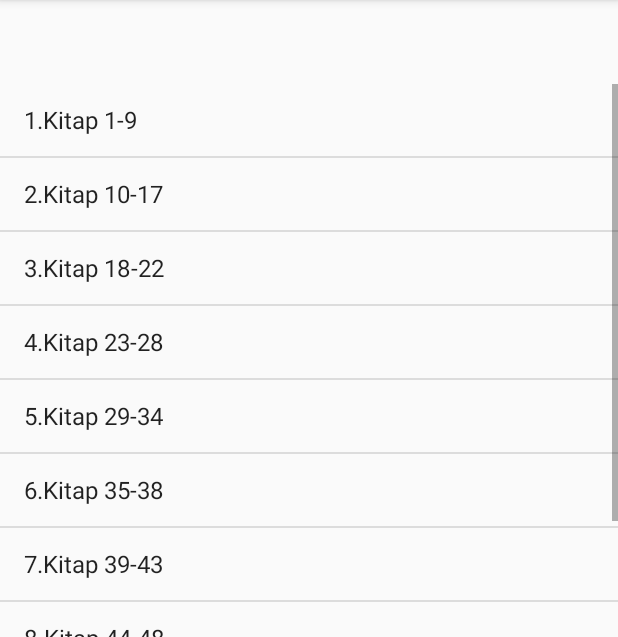
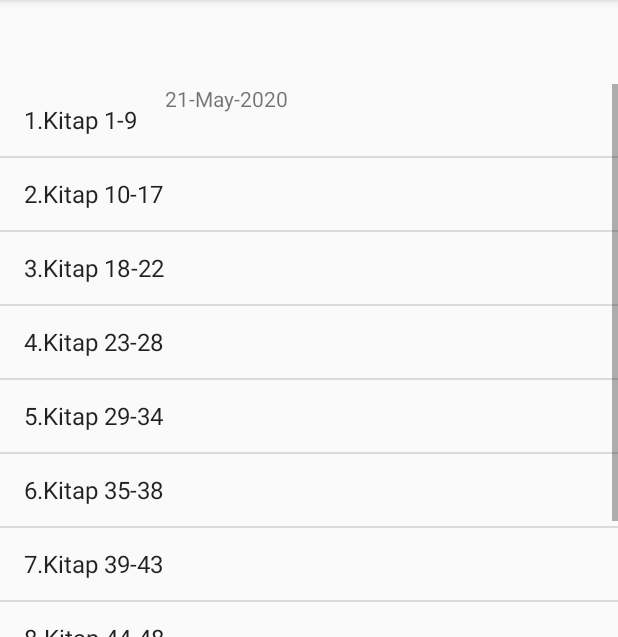
Before and after one commit to nisozakuto/TurkceTeilim, an Android app: the screen it shows after launch (MainActivity), item 2 of the bottom bar chosen, on a phone screen of 412 x 824 dp, the part 84-721 px from its top. Run offline under Robolectric (Android 15) with nearby library versions, the phone set to English and light mode, and no system bars; our stand-ins replace AdMob, navigation-ui; 2 statements that could not run were skipped.

Commit message:
Time and toast repair
Niso selam,

Günü çekebildim,

Bir de aylık düzen panelinde herhangi bir gün seçince aşağıda bir toast çıkıyordu "stop clicking me şeklinde" onu, "Gün ... açılıyor" diye değşitirdim,

Fotoğlarını da atıyorum başarılar

```diff
--- a/app/src/main/java/zakuto/tehilimtr/MainActivity.java
+++ b/app/src/main/java/zakuto/tehilimtr/MainActivity.java
@@ -35,7 +35,9 @@ import zakuto.tehilimtr.ui.dashboard.DashboardFragment;
 
 import com.google.android.material.bottomnavigation.BottomNavigationView;
 
+import java.text.SimpleDateFormat;
 import java.util.Arrays;
+import java.util.Calendar;
 import java.util.List;
 
 import zakuto.tehilimtr.ui.home.HomeFragment;
@@ -46,7 +48,8 @@ public class MainActivity extends AppCompatActivity implements View.OnClickListe
     BottomNavigationView bottomNavigation;
 
     public Button tumKitap, infoButton, randomtehilimtrButton, textTest, fifthButton, sixthButton,seventhButton;
-    public TextView tehilimtrText, randomtehilimtrText;
+    public TextView tehilimtrText, date;
+    public TextView randomtehilimtrText;
     public TehilimClass Tehilim = new TehilimClass();
 
     //public int[] destinationTehilimArray = {1, 2, 3, 4, 5};
@@ -63,6 +66,13 @@ public class MainActivity extends AppCompatActivity implements View.OnClickListe
     protected void onCreate(Bundle savedInstanceState) {
         super.onCreate(savedInstanceState);
         setContentView(R.layout.activity_main);
+
+        date = (TextView) findViewById(R.id.date);
+        Calendar calendar = Calendar.getInstance();
+        SimpleDateFormat simpleDateFormat = new SimpleDateFormat("dd-MMM-yyyy");
+        String dateTime = simpleDateFormat.format(calendar.getTime());
+        date.setText(dateTime);
+
 
         //Test with Pixel
         List<String> testDeviceIds = Arrays.asList("F2F51C5D2BA7B325DC8FAA267BF930DE");
--- a/app/src/main/java/zakuto/tehilimtr/ui/dashboard/DashboardFragment.java
+++ b/app/src/main/java/zakuto/tehilimtr/ui/dashboard/DashboardFragment.java
@@ -112,7 +112,7 @@ public class DashboardFragment<position> extends Fragment {
             public void onItemClick(AdapterView<?> arg0, View arg1, int position, long arg3) {
                 position += 1;
                 //Toast.makeText(getActivity(), "Stop Clicking me"+ position, Toast.LENGTH_SHORT).show();
-                Toast.makeText(getActivity(), "Stop Clicking me" + position, Toast.LENGTH_SHORT).show();
+                Toast.makeText(getActivity(), "Gün " + position + " açılıyor!", Toast.LENGTH_SHORT).show();
                 // Then you start a new Activity via Intent
                 Intent readTehilimIntent = new Intent(getActivity(), readTehilim.class);
                 monthlyOrder(position);
--- a/app/src/main/res/layout/activity_main.xml
+++ b/app/src/main/res/layout/activity_main.xml
@@ -30,7 +30,8 @@
         app:layout_constraintHorizontal_bias="0.0"
         app:layout_constraintLeft_toLeftOf="parent"
         app:layout_constraintRight_toRightOf="parent"
-        app:layout_constraintTop_toTopOf="parent" />
+        app:layout_constraintTop_toTopOf="parent"
+        app:layout_constraintVertical_bias="0.285" />
 
     <com.google.android.gms.ads.AdView
         android:id="@+id/adView"
@@ -42,6 +43,21 @@
         app:layout_constraintEnd_toEndOf="parent"
         app:layout_constraintStart_toStartOf="parent"
         app:layout_constraintTop_toBottomOf="@+id/mobile_navigation" />
+
+
+
+    <TextView
+        android:id="@+id/date"
+        android:layout_width="wrap_content"
+        android:layout_height="wrap_content"
+        android:text="TextView"
+        tools:layout_editor_absoluteX="175dp"
+        tools:layout_editor_absoluteY="157dp"
+        android:paddingLeft="110dp"
+        android:layout_marginTop="110dp"
+        android:layout_marginLeft="110dp"/>
+
+
     <!--Mine        app:adUnitId="ca-app-pub-9743036193075566/1167532548"-->
     <!--Test        app:adUnitId="ca-app-pub-3940256099942544/6300978111"-->
 </androidx.constraintlayout.widget.ConstraintLayout>
```
